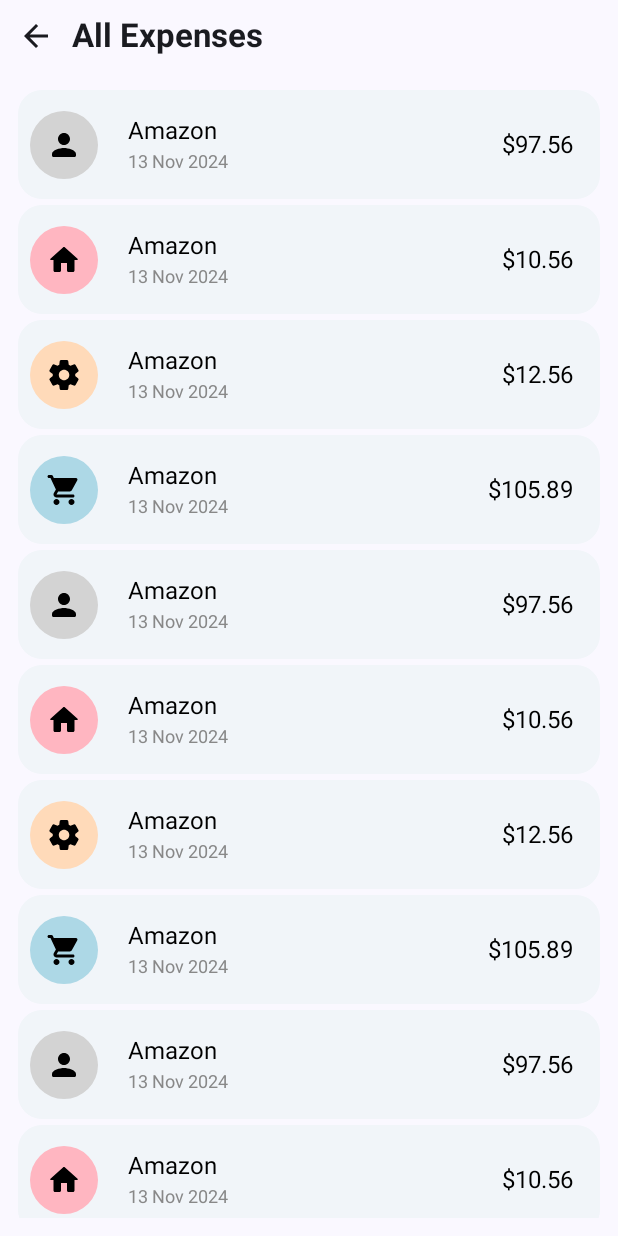
After one commit to lchintha/BudgetIt, an Android app built with Jetpack Compose: the AllExpensesScreen screen opened through its navigation route, on a phone screen of 412 x 824 dp. The commit adds this screen. Run offline under Robolectric (Android 15) with nearby library versions, the phone set to English and light mode, and no system bars.

Commit message:
Implemented AllExpensesScreen

```diff
--- a/app/src/main/java/com/iquad/budgetit/BudgetItNavHost.kt
+++ b/app/src/main/java/com/iquad/budgetit/BudgetItNavHost.kt
@@ -9,6 +9,7 @@ import androidx.navigation.compose.composable
 import androidx.navigation.compose.rememberNavController
 import com.iquad.budgetit.enterbudget.EnterBudgetScreen
 import com.iquad.budgetit.expenses.AddExpenseScreen
+import com.iquad.budgetit.expenses.AllExpensesScreen
 import com.iquad.budgetit.homescreen.HomeScreen
 import com.iquad.budgetit.settings.SettingsScreen
 
@@ -32,5 +33,8 @@ fun BudgetItNavHost(innerPadding: PaddingValues) {
         composable(route = Screen.SettingsScreen.route) {
             SettingsScreen(navController)
         }
+        composable(route = Screen.AllExpensesScreen.route) {
+            AllExpensesScreen(navController)
+        }
     }
 }
--- a/app/src/main/java/com/iquad/budgetit/Screen.kt
+++ b/app/src/main/java/com/iquad/budgetit/Screen.kt
@@ -5,4 +5,5 @@ sealed class Screen(val route: String){
     data object HomeScreen : Screen("home_screen")
     data object AddExpenseScreen : Screen("add_expense_screen")
     data object SettingsScreen : Screen("settings_screen")
+    data object AllExpensesScreen : Screen("all_expenses_screen")
 }
--- /dev/null
+++ b/app/src/main/java/com/iquad/budgetit/expenses/AllExpensesScreen.kt
@@ -0,0 +1,211 @@
+package com.iquad.budgetit.expenses
+
+import androidx.compose.foundation.background
+import androidx.compose.foundation.border
+import androidx.compose.foundation.layout.Arrangement
+import androidx.compose.foundation.layout.Box
+import androidx.compose.foundation.layout.Column
+import androidx.compose.foundation.layout.Row
+import androidx.compose.foundation.layout.Spacer
+import androidx.compose.foundation.layout.fillMaxSize
+import androidx.compose.foundation.layout.fillMaxWidth
+import androidx.compose.foundation.layout.height
+import androidx.compose.foundation.layout.padding
+import androidx.compose.foundation.layout.size
+import androidx.compose.foundation.layout.width
+import androidx.compose.foundation.lazy.LazyColumn
+import androidx.compose.foundation.lazy.items
+import androidx.compose.foundation.shape.CircleShape
+import androidx.compose.foundation.shape.RoundedCornerShape
+import androidx.compose.material3.Icon
+import androidx.compose.material3.MaterialTheme
+import androidx.compose.material3.Text
+import androidx.compose.runtime.Composable
+import androidx.compose.ui.Alignment
+import androidx.compose.ui.Modifier
+import androidx.compose.ui.draw.clip
+import androidx.compose.ui.graphics.Color
+import androidx.compose.ui.graphics.graphicsLayer
+import androidx.compose.ui.res.colorResource
+import androidx.compose.ui.res.stringResource
+import androidx.compose.ui.text.TextStyle
+import androidx.compose.ui.tooling.preview.Preview
+import androidx.compose.ui.unit.dp
+import androidx.navigation.NavController
+import androidx.navigation.compose.rememberNavController
+import com.iquad.budgetit.R
+import com.iquad.budgetit.model.Category
+import com.iquad.budgetit.model.Expense
+import com.iquad.budgetit.utils.BudgetItToolBar
+import com.iquad.budgetit.utils.CategoryIcon
+import com.iquad.budgetit.utils.toComposeColor
+
+@Composable
+fun AllExpensesScreen(
+    navController: NavController
+) {
+    val expenses = getListOfExpenses().toMutableList()
+    expenses.addAll(getListOfExpenses())
+    expenses.addAll(getListOfExpenses())
+
+    Box(
+        modifier = Modifier.fillMaxSize()
+    ) {
+        Column {
+            BudgetItToolBar(
+                navController = navController,
+                title = stringResource(R.string.all_expenses),
+            )
+            Column(
+                modifier = Modifier
+                    .fillMaxWidth()
+            ) {
+                LazyColumn(
+                    modifier = Modifier
+                        .padding(12.dp)
+                        .weight(1f),
+                    verticalArrangement = Arrangement.spacedBy(4.dp)
+                ) {
+                    items(expenses) { expense ->
+                        ExpenseItem(expense)
+                    }
+                }
+            }
+        }
+    }
+}
+
+@Composable
+fun ExpenseItem(
+    expense: Expense
+) {
+    Box(
+        modifier = Modifier
+            .fillMaxWidth()
+            .clip(RoundedCornerShape(16.dp))
+            .background(
+                color = colorResource(R.color.light_blue)
+            )
+            .padding(8.dp)
+    ) {
+        Row(
+            verticalAlignment = Alignment.CenterVertically
+        ) {
+            Box(
+                modifier = Modifier
+                    .size(45.dp)
+                    .clip(CircleShape)
+                    .background(expense.category.color.toComposeColor())
+                    .border(
+                        width = 3.dp,
+                        color = Color.Transparent,
+                        shape = CircleShape
+                    )
+                    .graphicsLayer {
+                        scaleX = 1f
+                        scaleY = 1f
+                    },
+                contentAlignment = Alignment.Center
+            ) {
+
+                Icon(
+                    imageVector = expense.category.icon.imageVector,
+                    contentDescription = expense.category.name,
+                    tint = Color.Black,
+                    modifier = Modifier.size(24.dp)
+                )
+            }
+            Spacer(modifier = Modifier.width(10.dp))
+            Column(
+                modifier = Modifier
+                    .padding(10.dp)
+                    .weight(1f)
+            ) {
+                Text(
+                    text = expense.title,
+                    style = TextStyle(
+                        color = Color.Black,
+                        fontSize = MaterialTheme.typography.titleMedium.fontSize
+                    )
+                )
+                Spacer(modifier = Modifier.height(4.dp))
+                Text(
+                    text = expense.date,
+                    style = TextStyle(
+                        color = Color.Gray,
+                        fontSize = MaterialTheme.typography.bodySmall.fontSize
+                    )
+                )
+            }
+            Spacer(modifier = Modifier.width(10.dp))
+            Text(
+                text = "$${expense.amount}",
+                style = TextStyle(
+                    color = Color.Black,
+                    fontSize = MaterialTheme.typography.titleMedium.fontSize
+                ),
+                modifier = Modifier
+                    .padding(10.dp)
+            )
+        }
+    }
+}
+
+fun getListOfExpenses(): List<Expense> {
+    return listOf(
+        Expense(
+            id = 1,
+            amount = 97.56,
+            date = "13 Nov 2024",
+            title = "Amazon",
+            category = Category(
+                id = 1,
+                name = "Food",
+                icon = CategoryIcon.PERSON,
+                color = "#D3D3D3"
+            ),
+        ),
+        Expense(
+            id = 1,
+            amount = 10.56,
+            date = "13 Nov 2024",
+            title = "Amazon",
+            category = Category(
+                id = 1,
+                name = "Food",
+                icon = CategoryIcon.HOME,
+                color = "#FFB6C1"
+            ),
+        ),
+        Expense(
+            id = 1,
+            amount = 12.56,
+            date = "13 Nov 2024",
+            title = "Amazon",
+            category = Category(
+                id = 1,
+                name = "Food",
+                icon = CategoryIcon.SETTINGS,
+                color = "#FFDAB9"
+            ),
+        ),
+        Expense(
+            id = 1,
+            amount = 105.89,
+            date = "13 Nov 2024",
+            title = "Amazon",
+            category = Category(
+                id = 1,
+                name = "Food",
+                icon = CategoryIcon.SHOPPING,
+                color = "#ADD8E6"
+            ),
+        )
+    )
+}
+
+@Preview
+@Composable
+fun AllExpensesScreenPreview() {
+    AllExpensesScreen(navController = rememberNavController())
+}
--- a/app/src/main/java/com/iquad/budgetit/homescreen/HomeScreen.kt
+++ b/app/src/main/java/com/iquad/budgetit/homescreen/HomeScreen.kt
@@ -52,7 +52,11 @@ fun HomeScreen(navController: NavController) {
         )
         AddExpenseButton(navController)
         Spacer(modifier = Modifier.height(8.dp))
-        RecentExpenses()
+        RecentExpenses(
+            onClickListener = {
+                navController.navigate(Screen.AllExpensesScreen.route)
+            }
+        )
     }
 }
 
@@ -143,7 +147,9 @@ fun AddExpenseButton(navController: NavController) {
 }
 
 @Composable
-fun RecentExpenses() {
+fun RecentExpenses(
+    onClickListener: () -> Unit = {}
+) {
     Column(
         modifier = Modifier
             .fillMaxWidth()
@@ -164,7 +170,11 @@ fun RecentExpenses() {
                 text = stringResource(R.string.all),
                 style = MaterialTheme.typography.titleMedium.copy(
                     color = colorResource(R.color.colorPrimary)
-                )
+                ),
+                modifier = Modifier
+                    .clickable {
+                        onClickListener.invoke()
+                    }
             )
         }
     }
--- a/app/src/main/java/com/iquad/budgetit/model/Models.kt
+++ b/app/src/main/java/com/iquad/budgetit/model/Models.kt
@@ -18,3 +18,11 @@ enum class Currency(val symbol: String) {
     JPY("¥"),
     RUP("₹")
 }
+
+data class Expense(
+    val id: Int,
+    val title: String,
+    val amount: Double,
+    val date: String,
+    val category: Category
+)
--- a/app/src/main/res/values/strings.xml
+++ b/app/src/main/res/values/strings.xml
@@ -31,4 +31,6 @@
     <string name="terms_and_conditions">Terms &amp; Conditions</string>
     <string name="privacy_policy">Privacy Policy</string>
 
+    <string name="all_expenses">All Expenses</string>
+
 </resources>
```
